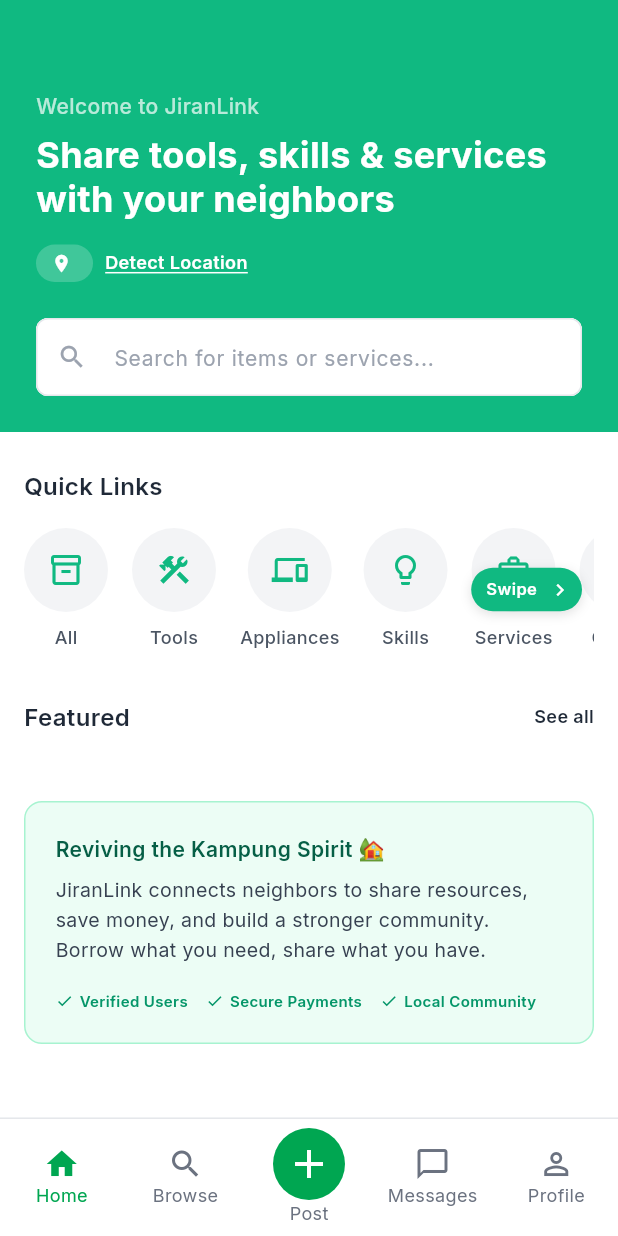
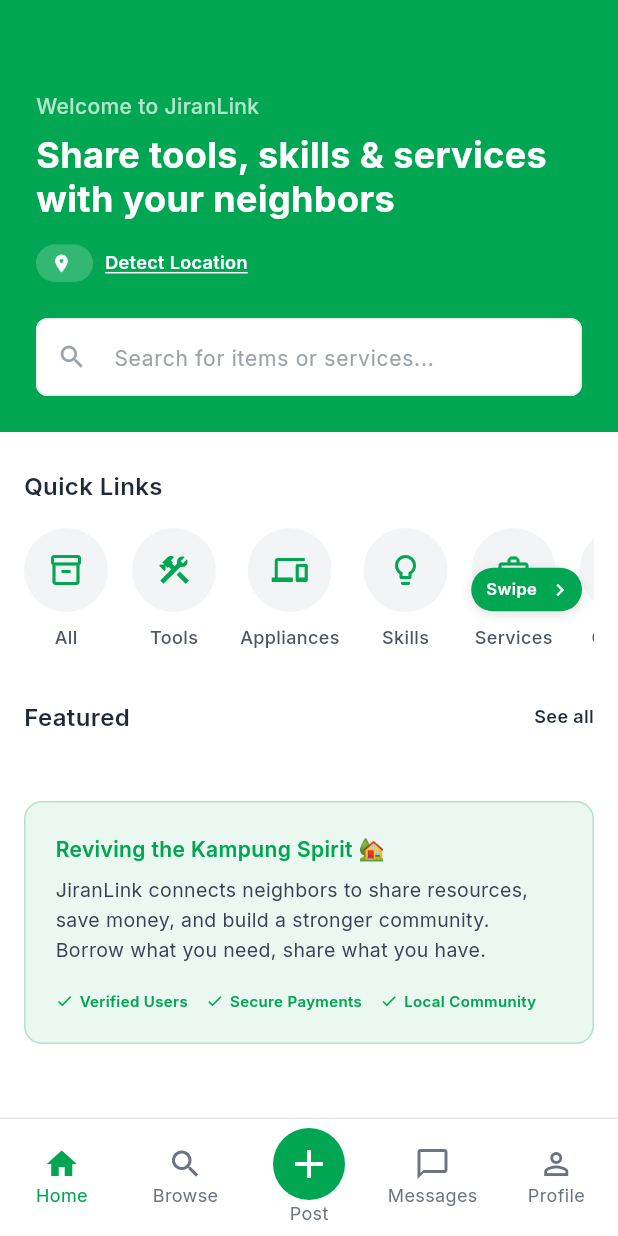
Before and after one commit to alfannm/JiranLinkApp, a Flutter app: the screen it shows once a user with an empty profile is signed in, on a phone screen of 412 x 824 dp. Run offline on Flutter 3.47's test engine with Material 3 defaults, Android fonts, the phone set to English and light mode, and no system bars; our stand-ins replace cached_network_image, carousel_slider, cloud_firestore, firebase_auth, firebase_core, firebase_storage and 7 more; accounts and stored records are empty.

Commit message:
Refactor color usage to use AppTheme and clean up AppBar
Replaced hardcoded color values with AppTheme.primary in home_screen.dart and item_card.dart for consistency. Removed redundant AppBar backgroundColor assignments across multiple screens to rely on default theming. Also updated chat_screen.dart to use Colors.white70 for item titles in the app bar.

```diff
--- a/lib/screens/bookings/booking_details_screen.dart
+++ b/lib/screens/bookings/booking_details_screen.dart
@@ -69,7 +69,6 @@
     return Scaffold(
       appBar: AppBar(
         title: const Text('Booking Details'),
-        backgroundColor: AppTheme.cardBackground,
       ),
       body: SingleChildScrollView(
         padding: const EdgeInsets.all(16),
--- a/lib/screens/bookings/booking_request_screen.dart
+++ b/lib/screens/bookings/booking_request_screen.dart
@@ -189,7 +189,6 @@
       return Scaffold(
         appBar: AppBar(
           title: const Text('Booking Details'),
-          backgroundColor: AppTheme.cardBackground,
         ),
         body: Center(
           child: Padding(
@@ -224,7 +223,6 @@
     return Scaffold(
       appBar: AppBar(
         title: const Text('Booking Details'),
-        backgroundColor: AppTheme.cardBackground,
       ),
       body: SingleChildScrollView(
         padding: const EdgeInsets.all(16),
--- a/lib/screens/bookings/payment_screen.dart
+++ b/lib/screens/bookings/payment_screen.dart
@@ -56,7 +56,6 @@
     return Scaffold(
       appBar: AppBar(
         title: const Text('Payment'),
-        backgroundColor: AppTheme.cardBackground,
       ),
       body: SingleChildScrollView(
         padding: const EdgeInsets.fromLTRB(16, 16, 16, 140),
--- a/lib/screens/home/home_screen.dart
+++ b/lib/screens/home/home_screen.dart
@@ -5,6 +5,7 @@
 import '../../providers/auth_provider.dart';
 import '../../widgets/item_card.dart';
 import '../../models/item.dart';
+import '../../theme/app_theme.dart';
 import '../item_details/item_detail_screen.dart';
 import '../main_navigation.dart';
 
@@ -97,7 +98,7 @@
           // Custom Green Header
           SliverToBoxAdapter(
             child: Container(
-              color: const Color(0xFF10B981), // Primary Green
+              color: AppTheme.primary, // Primary Green
               padding: const EdgeInsets.fromLTRB(24, 60, 24, 24),
               child: Column(
                 crossAxisAlignment: CrossAxisAlignment.start,
@@ -290,7 +291,7 @@
                                 padding: const EdgeInsets.symmetric(
                                     horizontal: 10, vertical: 6),
                                 decoration: BoxDecoration(
-                                  color: const Color(0xFF10B981),
+                                  color: AppTheme.primary,
                                   borderRadius: BorderRadius.circular(999),
                                   boxShadow: const [
                                     BoxShadow(
@@ -480,9 +481,11 @@
               margin: const EdgeInsets.fromLTRB(16, 32, 16, 40),
               padding: const EdgeInsets.all(20),
               decoration: BoxDecoration(
-                color: const Color(0xFFECFDF5), // Light green background
+                color: AppTheme.primary.withOpacity(0.08),
                 borderRadius: BorderRadius.circular(12),
-                border: Border.all(color: const Color(0xFFA7F3D0)),
+                border: Border.all(
+                  color: AppTheme.primary.withOpacity(0.25),
+                ),
               ),
               child: Column(
                 crossAxisAlignment: CrossAxisAlignment.start,
@@ -492,7 +495,7 @@
                     style: TextStyle(
                       fontSize: 14,
                       fontWeight: FontWeight.w600,
-                      color: Color(0xFF065F46),
+                      color: AppTheme.primary,
                     ),
                   ),
                   const SizedBox(height: 8),
@@ -545,7 +548,7 @@
             ),
             child: Icon(
               icon,
-              color: const Color(0xFF10B981),
+              color: AppTheme.primary,
               size: 24,
             ),
           ),
@@ -566,14 +569,14 @@
   Widget _buildTrustBadge(String text) {
     return Row(
       children: [
-        const Icon(Icons.check, size: 12, color: Color(0xFF059669)),
+        const Icon(Icons.check, size: 12, color: AppTheme.primary),
         const SizedBox(width: 4),
         Text(
           text,
           style: const TextStyle(
             fontSize: 10,
             fontWeight: FontWeight.w600,
-            color: Color(0xFF059669),
+            color: AppTheme.primary,
           ),
         ),
       ],
--- a/lib/screens/messages/chat_screen.dart
+++ b/lib/screens/messages/chat_screen.dart
@@ -151,7 +151,7 @@
                     Text(
                       itemTitle,
                       style: const TextStyle(
-                        color: AppTheme.primary,
+                        color: Colors.white70,
                         fontSize: 12,
                       ),
                       maxLines: 1,
@@ -175,7 +175,7 @@
                         return Text(
                           title,
                           style: const TextStyle(
-                            color: AppTheme.primary,
+                            color: Colors.white70,
                             fontSize: 12,
                           ),
                           maxLines: 1,
@@ -188,7 +188,6 @@
             ),
           ],
         ),
-        backgroundColor: AppTheme.cardBackground,
       ),
       body: isSelfChat
           ? Center(
--- a/lib/screens/messages/messages_screen.dart
+++ b/lib/screens/messages/messages_screen.dart
@@ -16,7 +16,6 @@
     return Scaffold(
       appBar: AppBar(
         title: const Text('Messages'),
-        backgroundColor: AppTheme.cardBackground,
       ),
       body: threads.isEmpty
           ? const Center(
--- a/lib/screens/post_item/post_item_screen.dart
+++ b/lib/screens/post_item/post_item_screen.dart
@@ -549,7 +549,6 @@
     return Scaffold(
       appBar: AppBar(
         title: Text(_isEditing ? 'Edit Item' : 'Post Item'),
-        backgroundColor: AppTheme.cardBackground,
       ),
       body: SingleChildScrollView(
         padding: const EdgeInsets.all(24),
--- a/lib/screens/profile/bookings_screen.dart
+++ b/lib/screens/profile/bookings_screen.dart
@@ -16,7 +16,6 @@
     return Scaffold(
       appBar: AppBar(
         title: const Text('My Bookings'),
-        backgroundColor: AppTheme.cardBackground,
       ),
       body: bookings.isEmpty
           ? const Center(child: Text('No bookings found'))
--- a/lib/screens/profile/edit_profile_screen.dart
+++ b/lib/screens/profile/edit_profile_screen.dart
@@ -98,7 +98,6 @@
     return Scaffold(
       appBar: AppBar(
         title: const Text('Edit Profile'),
-        backgroundColor: AppTheme.cardBackground,
       ),
       body: SingleChildScrollView(
         padding: const EdgeInsets.all(24),
--- a/lib/screens/profile/favorites_screen.dart
+++ b/lib/screens/profile/favorites_screen.dart
@@ -19,7 +19,6 @@
     return Scaffold(
       appBar: AppBar(
         title: const Text('Favorites'),
-        backgroundColor: AppTheme.cardBackground,
       ),
       body: favoriteItems.isEmpty
           ? Center(
--- a/lib/screens/profile/incoming_requests_screen.dart
+++ b/lib/screens/profile/incoming_requests_screen.dart
@@ -37,7 +37,6 @@
     return Scaffold(
       appBar: AppBar(
         title: const Text('Incoming Requests'),
-        backgroundColor: AppTheme.cardBackground,
       ),
       body: requests.isEmpty
           ? const Center(child: Text('No requests yet'))
--- a/lib/screens/profile/my_listings_screen.dart
+++ b/lib/screens/profile/my_listings_screen.dart
@@ -24,7 +24,6 @@
     return Scaffold(
       appBar: AppBar(
         title: const Text('My Listings'),
-        backgroundColor: AppTheme.cardBackground,
         actions: [
           IconButton(
             icon: const Icon(Icons.add),
--- a/lib/screens/profile/request_details_screen.dart
+++ b/lib/screens/profile/request_details_screen.dart
@@ -34,7 +34,6 @@
     return Scaffold(
       appBar: AppBar(
         title: const Text('Request Details'),
-        backgroundColor: AppTheme.cardBackground,
       ),
       body: SingleChildScrollView(
         padding: const EdgeInsets.all(16),
--- a/lib/widgets/item_card.dart
+++ b/lib/widgets/item_card.dart
@@ -89,7 +89,7 @@
                   child: Container(
                     padding: const EdgeInsets.symmetric(horizontal: 8, vertical: 4),
                     decoration: BoxDecoration(
-                      color: const Color(0xFF10B981),
+                      color: AppTheme.primary,
                       borderRadius: BorderRadius.circular(4),
                     ),
                     child: Text(
@@ -189,7 +189,7 @@
                                     ? 'Borrow'
                                     : item.getPriceLabel(),
                                 style: const TextStyle(
-                                  color: Color(0xFF10B981),
+                                  color: AppTheme.primary,
                                   fontSize: 13,
                                   fontWeight: FontWeight.bold,
                                 ),
```
